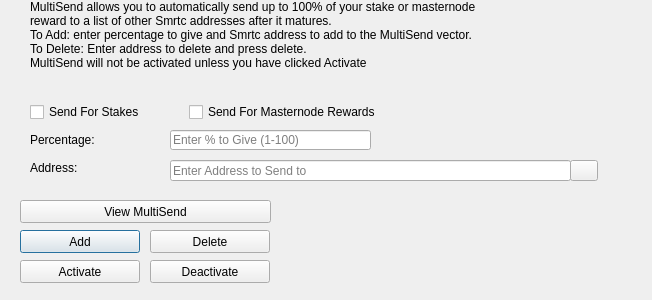
The window that src/qt/forms/multisenddialog.ui (CryptoCashBack-Hub/CCBC) describes before a commit, drawn with Qt 5.
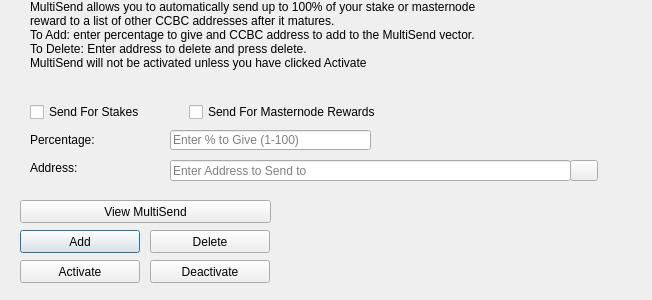
The same window after the commit. Icons and pictures are not drawn.

What changed in the file:
```diff
--- a/src/qt/forms/multisenddialog.ui
+++ b/src/qt/forms/multisenddialog.ui
@@ -61,8 +61,8 @@
     <number>1</number>
    </property>
    <property name="text">
-    <string>MultiSend allows you to automatically send up to 100% of your stake or masternode reward to a list of other Smrtc addresses after it matures.
-To Add: enter percentage to give and Smrtc address to add to the MultiSend vector.
+    <string>MultiSend allows you to automatically send up to 100% of your stake or masternode reward to a list of other CCBC addresses after it matures.
+To Add: enter percentage to give and CCBC address to add to the MultiSend vector.
 To Delete: Enter address to delete and press delete.
 MultiSend will not be activated unless you have clicked Activate</string>
    </property>
```
